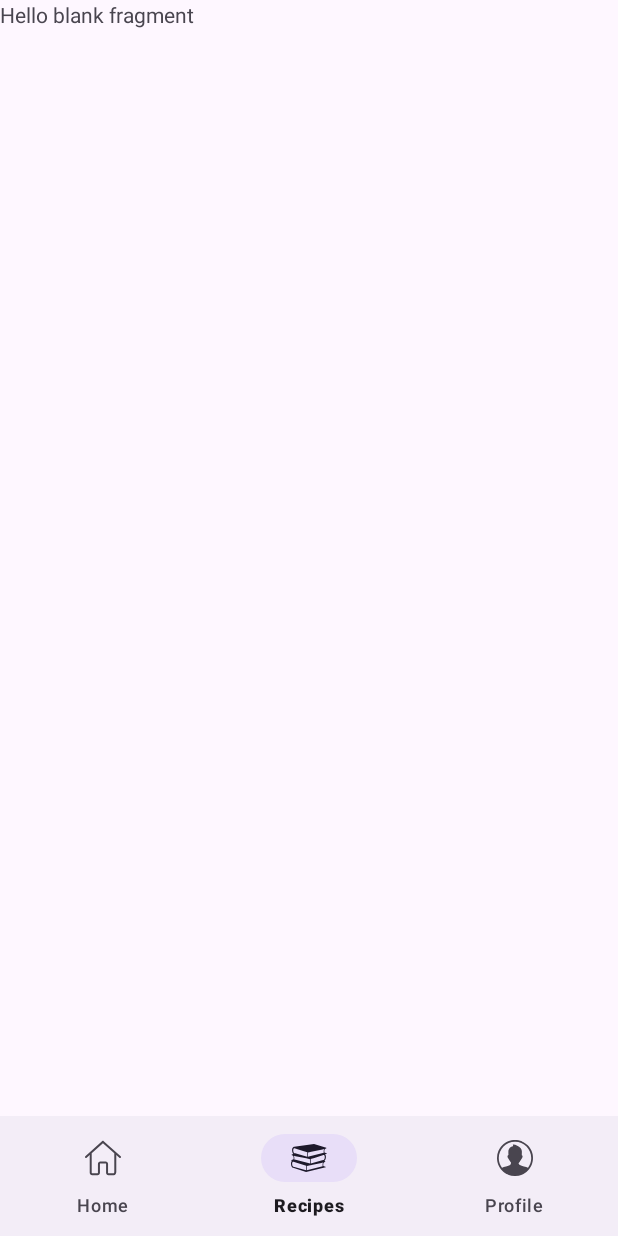
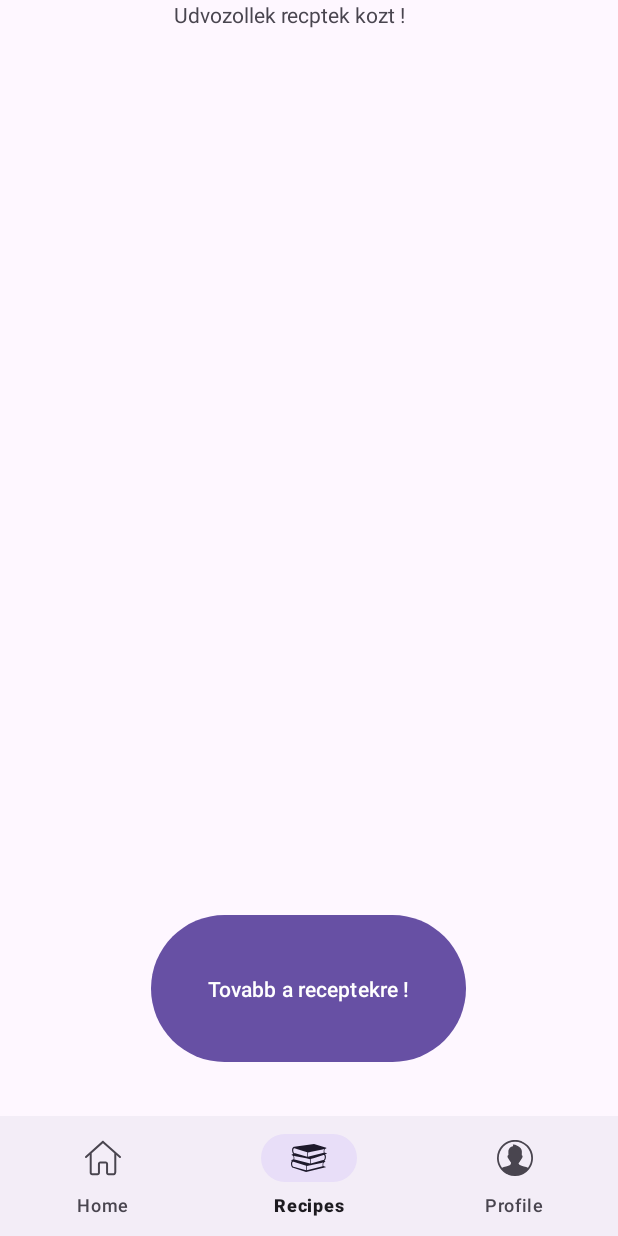
Before and after one commit to jakabeduard/Androidx, an Android app: the RecipesFragment screen opened through its navigation route, item 2 of the bottom bar chosen, on a phone screen of 412 x 824 dp. Run offline under Robolectric (Android 15) with nearby library versions, the phone set to English and light mode, and no system bars.

Commit message:
szuper jo

```diff
--- a/android-project/app/src/main/java/com/tasty/recipesapp/activities/MainActivity.kt
+++ b/android-project/app/src/main/java/com/tasty/recipesapp/activities/MainActivity.kt
@@ -4,6 +4,9 @@ package com.tasty.recipesapp.activities
 
 import androidx.appcompat.app.AppCompatActivity
 import android.os.Bundle
+import android.util.Log
+import androidx.navigation.findNavController
+import com.tasty.recipesapp.R
 import com.tasty.recipesapp.databinding.ActivityMainBinding
 
 class MainActivity : AppCompatActivity() {
@@ -11,6 +14,18 @@ class MainActivity : AppCompatActivity() {
         super.onCreate(savedInstanceState)
         val binding = ActivityMainBinding.inflate(layoutInflater)
         setContentView(binding.root)
+        val navControler =findNavController(R.id.fragmentId)
+        binding.bottomnavID.setOnItemSelectedListener {
+            Log.i("Menu", "Clicked")
+            when(it.itemId){
+                R.id.homeFragment->navControler.navigate(R.id.homeFragment)
+                R.id.profileFragment->navControler.navigate(R.id.profileFragment)
+                R.id.recipesFragment->navControler.navigate(R.id.recipesFragment)
+
+            }
+            true
+
+        }
 
     //SetContentView(R. el is lehet, de vagy ez vagy az
 
--- a/android-project/app/src/main/java/com/tasty/recipesapp/ui/recipes/RecipesDetailFragment.kt
+++ b/android-project/app/src/main/java/com/tasty/recipesapp/ui/recipes/RecipesDetailFragment.kt
@@ -8,7 +8,7 @@ import android.view.ViewGroup
 import com.tasty.recipesapp.R
 
 class RecipesDetailFragment : Fragment() {
-    // TODO: Rename and change types of parameters
+
 
 
     override fun onCreate(savedInstanceState: Bundle?) {
--- a/android-project/app/src/main/java/com/tasty/recipesapp/ui/recipes/RecipesFragment.kt
+++ b/android-project/app/src/main/java/com/tasty/recipesapp/ui/recipes/RecipesFragment.kt
@@ -5,23 +5,40 @@ import androidx.fragment.app.Fragment
 import android.view.LayoutInflater
 import android.view.View
 import android.view.ViewGroup
+import androidx.navigation.fragment.findNavController
 import com.tasty.recipesapp.R
+import com.tasty.recipesapp.databinding.FragmentRecipesBinding
 
 class RecipesFragment : Fragment() {
 
+    private var _binding:FragmentRecipesBinding?=null
+    private val binding get()=_binding!!
 
-    override fun onCreate(savedInstanceState: Bundle?) {
-        super.onCreate(savedInstanceState)
 
-    }
 
     override fun onCreateView(
-        inflater: LayoutInflater, container: ViewGroup?,
+        inflater: LayoutInflater,
+        container: ViewGroup?,
         savedInstanceState: Bundle?
     ): View? {
         // Inflate the layout for this fragment
-        return inflater.inflate(R.layout.fragment_recipes, container, false)
+        _binding=FragmentRecipesBinding.inflate(inflater,container,false)
+        val view = binding.root
+        return view
+    }
+
+    override fun onViewCreated(view: View, savedInstanceState: Bundle?) {
+        super.onViewCreated(view, savedInstanceState)
+        binding.recipesRecipesDetailID.setOnClickListener{
+            findNavController().navigate(R.id.action_recipesFragment_to_recipesDetailFragment)
+        }
+    }
+
+    override fun onDestroyView() {
+        super.onDestroyView()
+        _binding = null
     }
 
 
+
 }
--- a/android-project/app/src/main/res/layout/activity_main.xml
+++ b/android-project/app/src/main/res/layout/activity_main.xml
@@ -20,6 +20,7 @@
         <com.google.android.material.bottomnavigation.BottomNavigationView
 
             android:layout_width="match_parent"
+            android:id="@+id/bottomnavID"
             android:layout_height="wrap_content"
             app:layout_constraintBottom_toBottomOf="parent"
             app:layout_constraintEnd_toEndOf="parent"
--- a/android-project/app/src/main/res/layout/fragment_home.xml
+++ b/android-project/app/src/main/res/layout/fragment_home.xml
@@ -13,7 +13,7 @@
         android:id="@+id/mainText"
         android:layout_width="match_parent"
         android:layout_height="187dp"
-        android:text="@string/WelcomeIn"
+        android:text="@string/homeWelcome"
         app:layout_constraintEnd_toEndOf="parent"
         app:layout_constraintStart_toStartOf="parent"
         app:layout_constraintTop_toTopOf="parent" />
--- a/android-project/app/src/main/res/layout/fragment_profile.xml
+++ b/android-project/app/src/main/res/layout/fragment_profile.xml
@@ -5,10 +5,10 @@
     android:layout_height="match_parent"
     tools:context=".ui.profile.ProfileFragment">
 
-    <!-- TODO: Update blank fragment layout -->
+
     <TextView
         android:layout_width="match_parent"
         android:layout_height="match_parent"
-        android:text="@string/hello_blank_fragment" />
+        android:text="@string/profilWelcome"/>
 
 </FrameLayout>
--- a/android-project/app/src/main/res/layout/fragment_recipes.xml
+++ b/android-project/app/src/main/res/layout/fragment_recipes.xml
@@ -1,14 +1,31 @@
 <?xml version="1.0" encoding="utf-8"?>
-<FrameLayout xmlns:android="http://schemas.android.com/apk/res/android"
+
+<androidx.constraintlayout.widget.ConstraintLayout xmlns:android="http://schemas.android.com/apk/res/android"
+    xmlns:app="http://schemas.android.com/apk/res-auto"
     xmlns:tools="http://schemas.android.com/tools"
     android:layout_width="match_parent"
     android:layout_height="match_parent"
     tools:context=".ui.recipes.RecipesFragment">
 
-    <!-- TODO: Update blank fragment layout -->
+
     <TextView
-        android:layout_width="match_parent"
-        android:layout_height="match_parent"
-        android:text="@string/hello_blank_fragment" />
 
-</FrameLayout>
+        android:layout_width="180dp"
+        android:layout_height="81dp"
+        android:text="@string/reciptWelcome"
+        app:layout_constraintEnd_toEndOf="parent"
+        app:layout_constraintStart_toStartOf="parent"
+        app:layout_constraintTop_toTopOf="parent" />
+
+    <Button
+        android:id="@+id/recipesRecipesDetailID"
+        android:layout_width="210dp"
+        android:layout_height="106dp"
+        android:layout_marginBottom="112dp"
+        android:text="@string/goToRecipes"
+        app:layout_constraintBottom_toBottomOf="parent"
+        app:layout_constraintEnd_toEndOf="parent"
+        app:layout_constraintHorizontal_bias="0.497"
+        app:layout_constraintStart_toStartOf="parent" />
+
+</androidx.constraintlayout.widget.ConstraintLayout>
--- a/android-project/app/src/main/res/values/strings.xml
+++ b/android-project/app/src/main/res/values/strings.xml
@@ -1,7 +1,10 @@
 <resources>
     <string name="app_name">RecipesApp</string>
     <string name="Welcome">Udvozollek!</string>
-    <string name="WelcomeIn">Udvozollek receptek kozt!</string>
+    <string name="homeWelcome">Udvozollek alkapmazasunkon !</string>
+    <string name="profilWelcome">Udvozollek profilodon !</string>
+    <string name="reciptWelcome">Udvozollek recptek kozt  !</string>
+    <string name="goToRecipes">Tovabb a receptekre  !</string>
     <!-- TODO: Remove or change this placeholder text -->
     <string name="hello_blank_fragment">Hello blank fragment</string>
 </resources>
```
